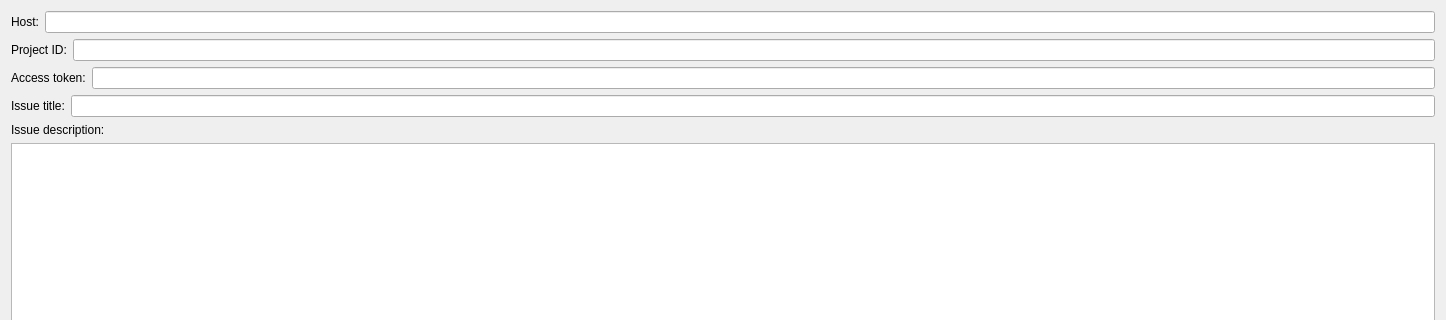
Qt form TASTEeditor/reports/bugreportdialog.ui (esa/spacecreator) before a commit; both pictures show x 0 to 1446 and y 0 to 320 of the 1446 by 638 pixel window.
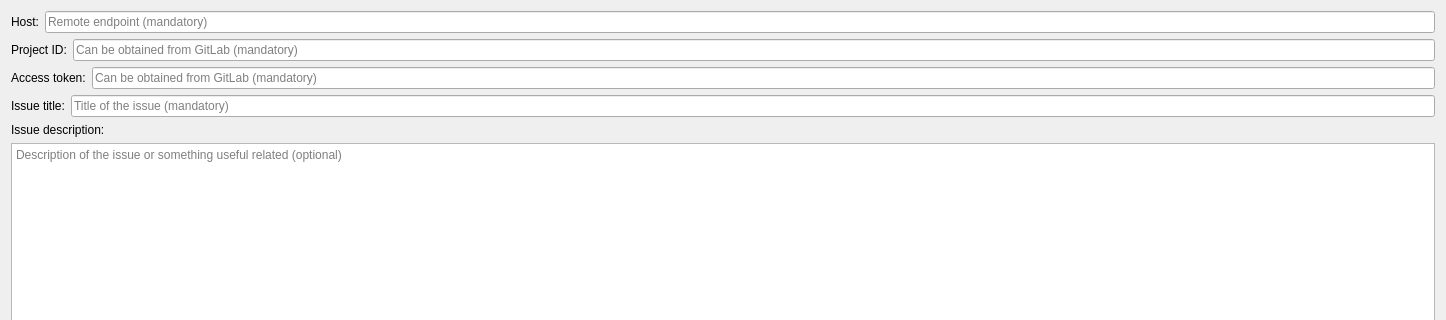
The same form after that commit.

Commit message: Placeholders added for fields in report dialog

```diff
--- a/TASTEeditor/reports/bugreportdialog.ui
+++ b/TASTEeditor/reports/bugreportdialog.ui
@@ -24,7 +24,11 @@
       </widget>
      </item>
      <item>
-      <widget class="QLineEdit" name="hostLineEdit"/>
+      <widget class="QLineEdit" name="hostLineEdit">
+       <property name="placeholderText">
+        <string>Remote endpoint (mandatory)</string>
+       </property>
+      </widget>
      </item>
     </layout>
    </item>
@@ -38,7 +42,11 @@
       </widget>
      </item>
      <item>
-      <widget class="QLineEdit" name="projectLineEdit"/>
+      <widget class="QLineEdit" name="projectLineEdit">
+       <property name="placeholderText">
+        <string>Can be obtained from GitLab (mandatory)</string>
+       </property>
+      </widget>
      </item>
     </layout>
    </item>
@@ -56,6 +64,9 @@
        <property name="echoMode">
         <enum>QLineEdit::Password</enum>
        </property>
+       <property name="placeholderText">
+        <string>Can be obtained from GitLab (mandatory)</string>
+       </property>
       </widget>
      </item>
     </layout>
@@ -70,7 +81,11 @@
       </widget>
      </item>
      <item>
-      <widget class="QLineEdit" name="titleLineEdit"/>
+      <widget class="QLineEdit" name="titleLineEdit">
+       <property name="placeholderText">
+        <string>Title of the issue (mandatory)</string>
+       </property>
+      </widget>
      </item>
     </layout>
    </item>
@@ -82,7 +97,11 @@
     </widget>
    </item>
    <item>
-    <widget class="QTextEdit" name="descriptionTextEdit"/>
+    <widget class="QTextEdit" name="descriptionTextEdit">
+     <property name="placeholderText">
+      <string>Description of the issue or something useful related (optional)</string>
+     </property>
+    </widget>
    </item>
    <item>
     <widget class="QLabel" name="label_5">
```
